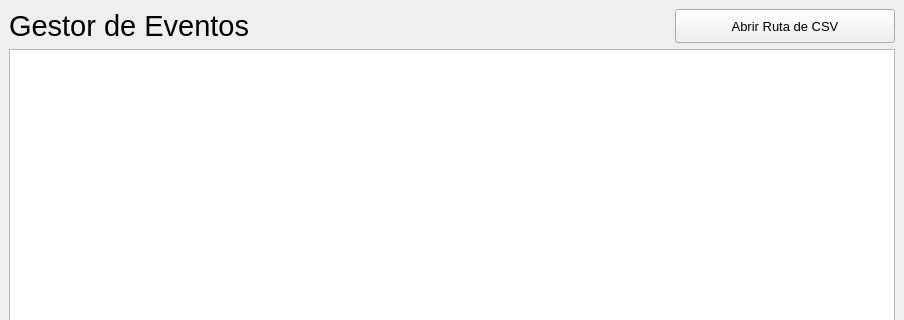
This is CrudEvento.ui in roblesgg/GestionEventos as Qt 5 draws it before an edit; both pictures show x 0 to 904 and y 0 to 320 of the 904 by 617 pixel window. The edited form follows.
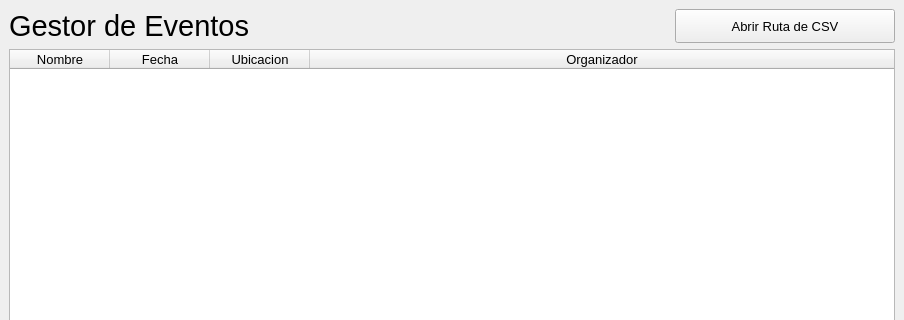
This is the edited form.

What changed in the file:
```diff
--- a/CrudEvento.ui
+++ b/CrudEvento.ui
@@ -64,7 +64,57 @@
     <item>
      <layout class="QVBoxLayout" name="verticalLayout_2">
       <item>
-       <widget class="QTableView" name="tblEventos"/>
+       <widget class="QTableWidget" name="tblEventos">
+        <property name="font">
+         <font>
+          <pointsize>10</pointsize>
+         </font>
+        </property>
+        <property name="selectionMode">
+         <enum>QAbstractItemView::SingleSelection</enum>
+        </property>
+        <property name="selectionBehavior">
+         <enum>QAbstractItemView::SelectRows</enum>
+        </property>
+        <property name="showGrid">
+         <bool>false</bool>
+        </property>
+        <property name="sortingEnabled">
+         <bool>true</bool>
+        </property>
+        <attribute name="horizontalHeaderVisible">
+         <bool>true</bool>
+        </attribute>
+        <attribute name="horizontalHeaderHighlightSections">
+         <bool>false</bool>
+        </attribute>
+        <attribute name="horizontalHeaderStretchLastSection">
+         <bool>true</bool>
+        </attribute>
+        <attribute name="verticalHeaderVisible">
+         <bool>false</bool>
+        </attribute>
+        <column>
+         <property name="text">
+          <string>Nombre</string>
+         </property>
+        </column>
+        <column>
+         <property name="text">
+          <string>Fecha</string>
+         </property>
+        </column>
+        <column>
+         <property name="text">
+          <string>Ubicacion</string>
+         </property>
+        </column>
+        <column>
+         <property name="text">
+          <string>Organizador</string>
+         </property>
+        </column>
+       </widget>
       </item>
      </layout>
     </item>
```
